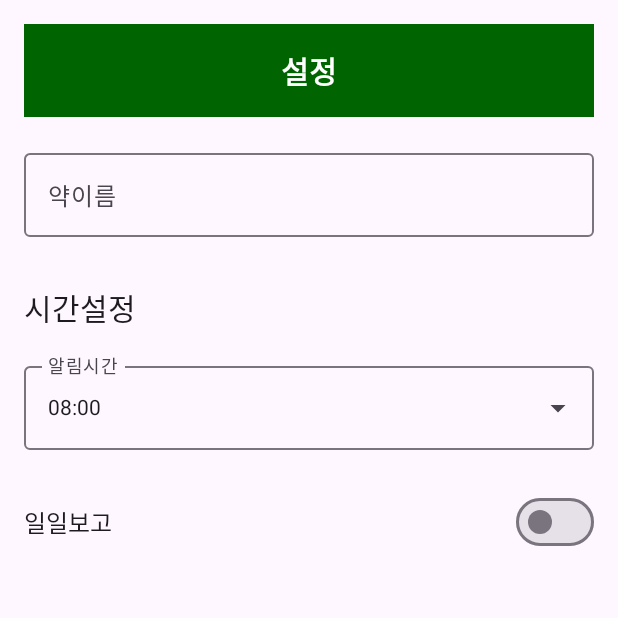
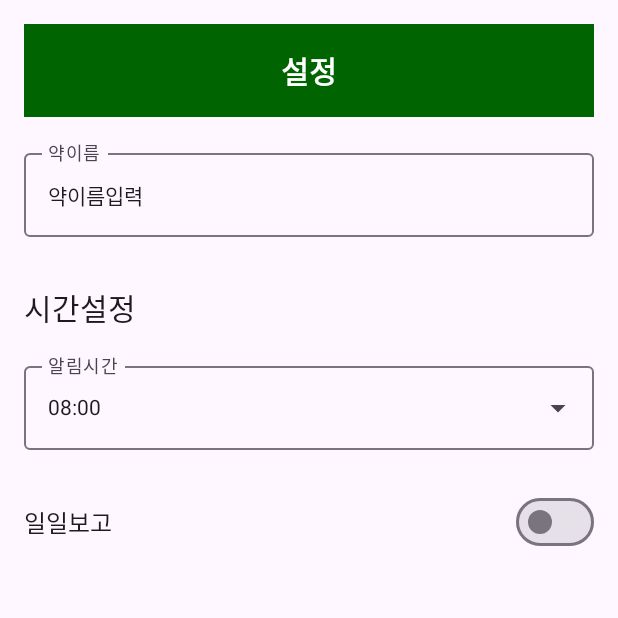
Before and after one commit to esummer9/MediRoutine, an Android app built with Jetpack Compose: the screen it shows after launch (MainActivity), item 3 of the bottom bar chosen, on a phone screen of 412 x 824 dp, the top half of it. Run offline under Robolectric (Android 15) with nearby library versions, the phone set to English and light mode, and no system bars; our stand-ins replace navigation suite; libraries missing offline, so code that uses them is left out: com.ediapp; missing, so only their content is drawn: MyApplicationTheme.

Commit message:
view : 화면개발 중

```diff
--- a/app/src/main/java/com/ediapp/MediRoutine/MainActivity.kt
+++ b/app/src/main/java/com/ediapp/MediRoutine/MainActivity.kt
@@ -1,19 +1,17 @@
 package com.ediapp.MediRoutine
 
+import android.content.Context
 import android.os.Bundle
+import android.widget.Toast
 import androidx.activity.ComponentActivity
-import androidx.activity.R
 import androidx.activity.compose.setContent
 import androidx.activity.enableEdgeToEdge
 import androidx.compose.foundation.layout.Box
 import androidx.compose.foundation.layout.fillMaxSize
 import androidx.compose.foundation.layout.padding
 import androidx.compose.material.icons.Icons
-import androidx.compose.material.icons.filled.AccountBox
 import androidx.compose.material.icons.filled.DateRange
-import androidx.compose.material.icons.filled.Favorite
 import androidx.compose.material.icons.filled.Home
-import androidx.compose.material.icons.filled.Send
 import androidx.compose.material.icons.filled.Settings
 import androidx.compose.material3.Icon
 import androidx.compose.material3.Scaffold
@@ -22,21 +20,34 @@ import androidx.compose.material3.adaptive.navigationsuite.NavigationSuiteScaffo
 import androidx.compose.runtime.Composable
 import androidx.compose.runtime.getValue
 import androidx.compose.runtime.mutableStateOf
+import androidx.compose.runtime.remember
 import androidx.compose.runtime.saveable.rememberSaveable
 import androidx.compose.runtime.setValue
 import androidx.compose.ui.Modifier
 import androidx.compose.ui.graphics.vector.ImageVector
-import androidx.compose.ui.res.stringResource
+import androidx.compose.ui.platform.LocalContext
 import androidx.compose.ui.tooling.preview.PreviewScreenSizes
 import com.ediapp.MediRoutine.ui.theme.MyApplicationTheme
-import com.ediapp.MediRoutine.FavoritesFragment
-import com.ediapp.MediRoutine.HomeFragment
-import com.ediapp.MediRoutine.ProfileFragment
 
 class MainActivity : ComponentActivity() {
     override fun onCreate(savedInstanceState: Bundle?) {
         super.onCreate(savedInstanceState)
         enableEdgeToEdge()
+
+        val sharedPref = getSharedPreferences("MediRoutine_prefs", Context.MODE_PRIVATE)
+        if (!sharedPref.contains("med_name")) {
+            with(sharedPref.edit()) {
+                putString("med_name", "약이름입력")
+                apply()
+            }
+        }
+        if (!sharedPref.contains("notification_time")) {
+            with(sharedPref.edit()) {
+                putString("notification_time", "08:00")
+                apply()
+            }
+        }
+
         setContent {
             MyApplicationTheme {
                 MyApplicationApp()
@@ -48,7 +59,31 @@ class MainActivity : ComponentActivity() {
 @PreviewScreenSizes
 @Composable
 fun MyApplicationApp() {
+    val context = LocalContext.current
+    val prefs = remember { context.getSharedPreferences("MediRoutine_prefs", Context.MODE_PRIVATE) }
+
+    var medName by rememberSaveable { mutableStateOf(prefs.getString("med_name", "") ?: "") }
+    var morningEnabled by rememberSaveable { mutableStateOf(prefs.getBoolean("daily_report_enabled", false)) }
+    var selectedTime by rememberSaveable { mutableStateOf(prefs.getString("notification_time", "08:00") ?: "08:00") }
+
     var currentDestination by rememberSaveable { mutableStateOf(AppDestinations.HOME) }
+
+    val navigateTo: (AppDestinations) -> Unit = {
+        newDestination ->
+            if (currentDestination == AppDestinations.SETTINGS && medName.length < 2) {
+                Toast.makeText(context, "약 이름은 2글자 이상 입력해주세요.", Toast.LENGTH_SHORT).show()
+            } else {
+                if(currentDestination == AppDestinations.SETTINGS) {
+                    with(prefs.edit()) {
+                        putString("med_name", medName)
+                        putString("notification_time", selectedTime)
+                        putBoolean("daily_report_enabled", morningEnabled)
+                        apply()
+                    }
+                }
+                currentDestination = newDestination
+            }
+    }
 
     NavigationSuiteScaffold(
         navigationSuiteItems = {
@@ -62,7 +97,7 @@ fun MyApplicationApp() {
                     },
                     label = { Text(it.label) },
                     selected = it == currentDestination,
-                    onClick = { currentDestination = it }
+                    onClick = { navigateTo(it) }
                 )
             }
         }
@@ -72,7 +107,14 @@ fun MyApplicationApp() {
                 when (currentDestination) {
                     AppDestinations.HOME -> HomeFragment()
                     AppDestinations.FAVORITES -> FavoritesFragment()
-                    AppDestinations.SETTINGS -> SettingsFragment()
+                    AppDestinations.SETTINGS -> SettingsFragment(
+                        medName = medName,
+                        onMedNameChange = { medName = it },
+                        morningEnabled = morningEnabled,
+                        onMorningEnabledChange = { morningEnabled = it },
+                        selectedTime = selectedTime,
+                        onSelectedTimeChange = { selectedTime = it }
+                    )
                 }
             }
         }
--- a/app/src/main/java/com/ediapp/MediRoutine/SettingsFragment.kt
+++ b/app/src/main/java/com/ediapp/MediRoutine/SettingsFragment.kt
@@ -17,7 +17,6 @@ import androidx.compose.material3.OutlinedTextField
 import androidx.compose.material3.Switch
 import androidx.compose.material3.Text
 import androidx.compose.runtime.Composable
-import androidx.compose.runtime.DisposableEffect
 import androidx.compose.runtime.getValue
 import androidx.compose.runtime.mutableStateOf
 import androidx.compose.runtime.remember
@@ -30,36 +29,25 @@ import androidx.compose.ui.unit.sp
 
 @OptIn(ExperimentalMaterial3Api::class)
 @Composable
-fun SettingsFragment() {
+fun SettingsFragment(
+    medName: String,
+    onMedNameChange: (String) -> Unit,
+    morningEnabled: Boolean,
+    onMorningEnabledChange: (Boolean) -> Unit,
+    selectedTime: String,
+    onSelectedTimeChange: (String) -> Unit
+) {
 
     val context = LocalContext.current
-    val prefs = remember { context.getSharedPreferences("MediRoutine_prefs", Context.MODE_PRIVATE) }
-
-    var medName by remember { mutableStateOf(prefs.getString("med_name", "") ?: "") }
-    var morningEnabled by remember { mutableStateOf(prefs.getBoolean("daily_report_enabled", false)) }
-
-    var selectedTime by remember { mutableStateOf(prefs.getString("notification_time", "08:00") ?: "06:00") }
     var expanded by remember { mutableStateOf(false) }
     val times = (6..24).map { String.format("%02d:00", it) }
-
-    DisposableEffect(Unit) {
-        onDispose {
-            with(prefs.edit()) {
-                putString("med_name", medName)
-                putString("notification_time", selectedTime)
-                putBoolean("daily_report_enabled", morningEnabled)
-                apply()
-            }
-        }
-    }
-
 
     Column(modifier = Modifier.padding(16.dp)) {
         Titlebar(title = "설정")
         Spacer(modifier = Modifier.height(16.dp))
         OutlinedTextField(
             value = medName,
-            onValueChange = { medName = it },
+            onValueChange = onMedNameChange,
             label = { Text("약이름") },
             modifier = Modifier.fillMaxWidth()
         )
@@ -95,8 +83,8 @@ fun SettingsFragment() {
                     DropdownMenuItem(
                         text = { Text(time) },
                         onClick = {
-                            selectedTime = time
-                            Toast.makeText(context, "selectedTime $selectedTime.", Toast.LENGTH_SHORT).show()
+                            onSelectedTimeChange(time)
+                            Toast.makeText(context, "selectedTime $time.", Toast.LENGTH_SHORT).show()
                             expanded = false
                         }
                     )
@@ -109,7 +97,7 @@ fun SettingsFragment() {
         MedTimeRow(
             label = "일일보고",
             checked = morningEnabled,
-            onCheckedChange = { morningEnabled = it }
+            onCheckedChange = onMorningEnabledChange
         )
 
     }
--- a/app/src/main/res/values/strings.xml
+++ b/app/src/main/res/values/strings.xml
@@ -1,5 +1,5 @@
 <resources>
-    <string name="app_name">My MediRoutine</string>
+    <string name="app_name">M-Routine</string>
     <string name="tab_home">Home</string>
     <string name="tab_favorites">Favorites</string>
     <string name="tab_settings">Settings</string>
```
Also changed, not shown: app/src/main/res/drawable/drug.png (added).
